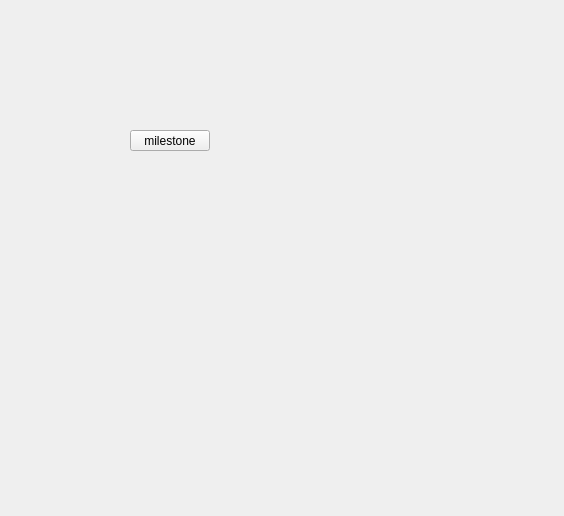
First picture: the form in ui/c_milestoneview.ui, repository UgVo/recipe_manager, before the edit.
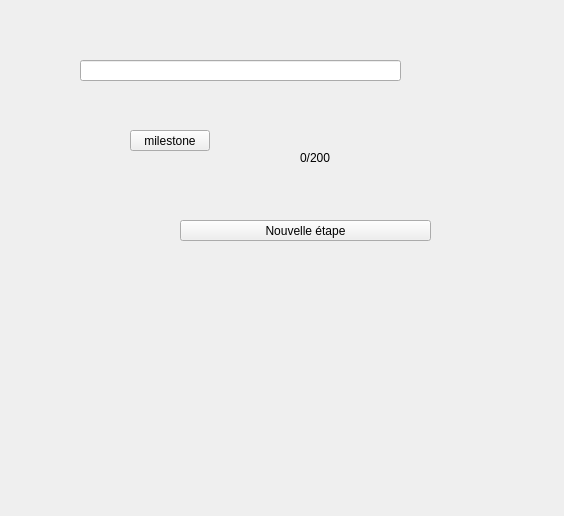
Second picture: the form after the edit.

Commit message: default mode added & part of edition mode done & some fixes

```diff
--- a/ui/c_milestoneview.ui
+++ b/ui/c_milestoneview.ui
@@ -26,6 +26,42 @@
     <string>milestone</string>
    </property>
   </widget>
+  <widget class="QPushButton" name="newStepButton">
+   <property name="geometry">
+    <rect>
+     <x>180</x>
+     <y>220</y>
+     <width>251</width>
+     <height>21</height>
+    </rect>
+   </property>
+   <property name="text">
+    <string>Nouvelle étape</string>
+   </property>
+  </widget>
+  <widget class="QLineEdit" name="milestoneNameEdit">
+   <property name="geometry">
+    <rect>
+     <x>80</x>
+     <y>60</y>
+     <width>321</width>
+     <height>21</height>
+    </rect>
+   </property>
+  </widget>
+  <widget class="QLabel" name="charCount">
+   <property name="geometry">
+    <rect>
+     <x>300</x>
+     <y>150</y>
+     <width>31</width>
+     <height>16</height>
+    </rect>
+   </property>
+   <property name="text">
+    <string>0/200</string>
+   </property>
+  </widget>
  </widget>
  <resources/>
  <connections/>
```
The commit also changes 2 other files.
